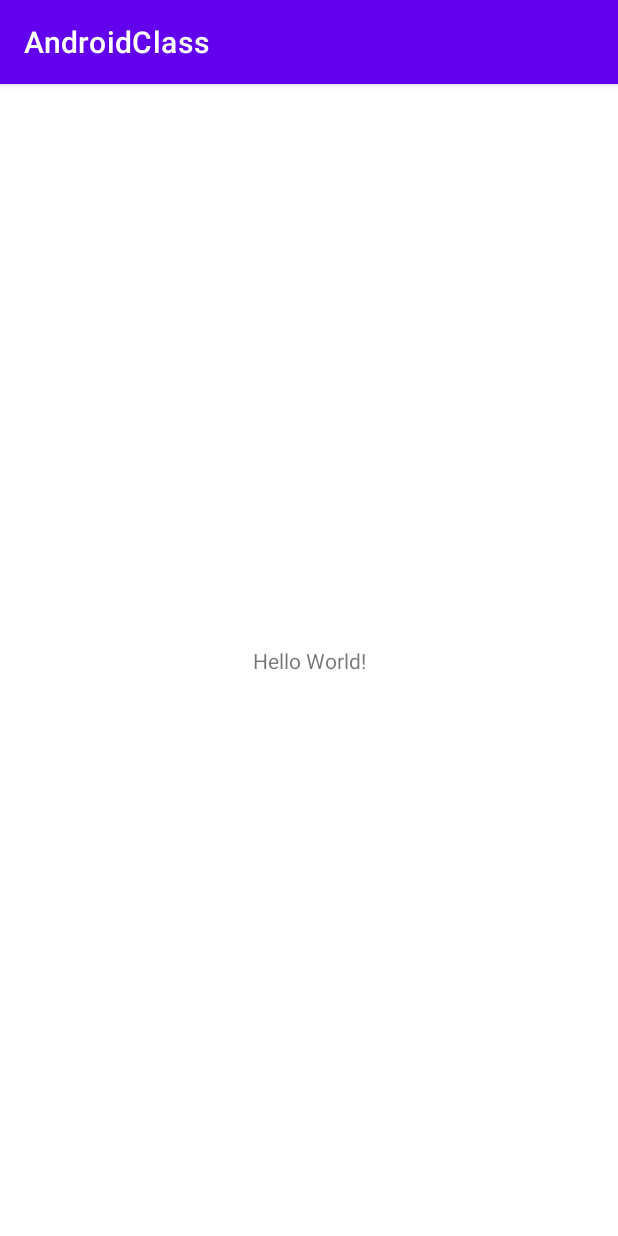
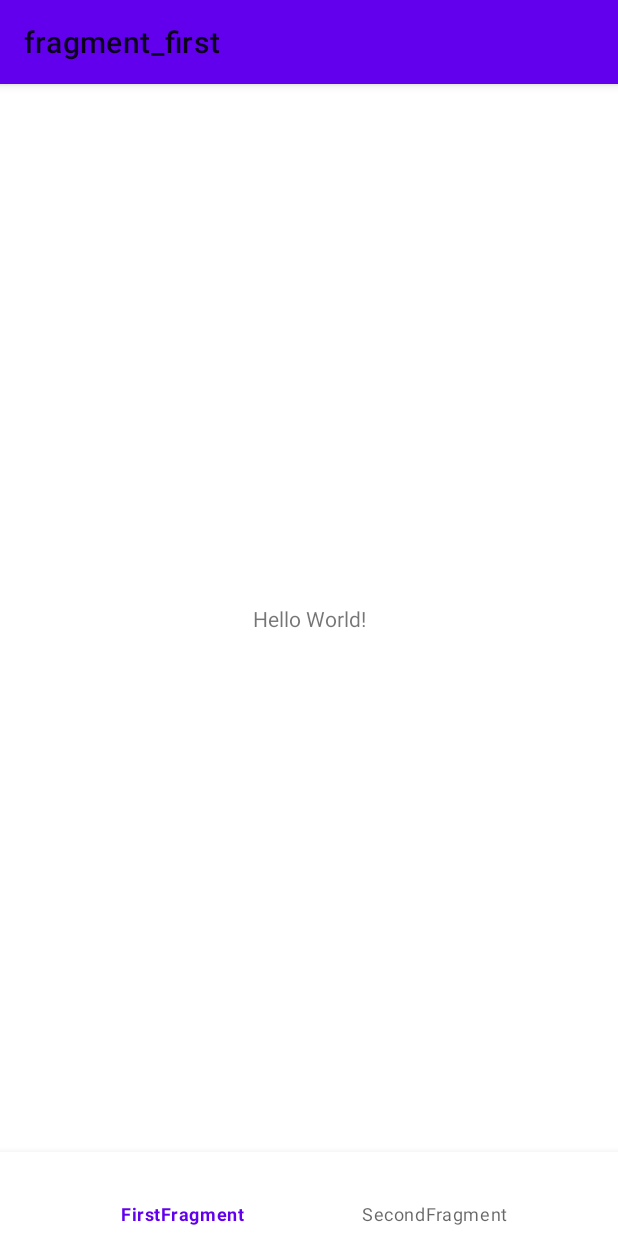
Before and after one commit to odnzk/Android-ITIS-1-semester, an Android app: the screen it shows after launch (MainActivity), on a phone screen of 412 x 824 dp. Run offline under Robolectric (Android 15) with nearby library versions, the phone set to English and light mode, and no system bars; our stand-ins replace navigation-ui; 1 statement that could not run was skipped.

Commit message:
Base Fragment and navigation for it

```diff
--- a/app/build.gradle
+++ b/app/build.gradle
@@ -50,4 +50,9 @@ dependencies {
     def glide_version = "4.14.2"
     implementation "com.github.bumptech.glide:glide:$glide_version"
     kapt "com.github.bumptech.glide:compiler:$glide_version"
+
+    // navigation
+    def nav_version = "2.5.3"
+    implementation "androidx.navigation:navigation-fragment-ktx:$nav_version"
+    implementation "androidx.navigation:navigation-ui-ktx:$nav_version"
 }
--- a/app/src/main/java/com/example/androidclass/MainActivity.kt
+++ b/app/src/main/java/com/example/androidclass/MainActivity.kt
@@ -1,11 +1,41 @@
 package com.example.androidclass
 
+import android.os.Bundle
 import androidx.appcompat.app.AppCompatActivity
-import android.os.Bundle
+import androidx.navigation.NavController
+import androidx.navigation.findNavController
+import androidx.navigation.fragment.NavHostFragment
+import androidx.navigation.ui.AppBarConfiguration
+import androidx.navigation.ui.setupActionBarWithNavController
+import androidx.navigation.ui.setupWithNavController
+import com.example.androidclass.databinding.ActivityMainBinding
 
 class MainActivity : AppCompatActivity() {
+    private lateinit var binding: ActivityMainBinding
     override fun onCreate(savedInstanceState: Bundle?) {
         super.onCreate(savedInstanceState)
-        setContentView(R.layout.activity_main)
+        binding = ActivityMainBinding.inflate(layoutInflater)
+        setContentView(binding.root)
+
+        setUpNavigation()
+
+    }
+
+    override fun onSupportNavigateUp() = findNavController(R.id.fragment_container).navigateUp()
+
+    private fun setUpNavigation() {
+        val navHostFragment =
+            supportFragmentManager.findFragmentById(R.id.fragment_container) as NavHostFragment
+        val navController: NavController = navHostFragment.navController
+        val appBarConfiguration = AppBarConfiguration(
+            topLevelDestinationIds = setOf(R.id.firstFragment, R.id.secondFragment),
+            fallbackOnNavigateUpListener = ::onSupportNavigateUp
+        )
+        binding.bottomNav.setupWithNavController(navController)
+        setSupportActionBar(binding.toolbar)
+        setupActionBarWithNavController(
+            navController = navController,
+            configuration = appBarConfiguration
+        )
     }
 }
--- /dev/null
+++ b/app/src/main/java/com/example/androidclass/fragments/FirstFragment.kt
@@ -0,0 +1,23 @@
+package com.example.androidclass.fragments
+
+import android.os.Bundle
+import android.view.LayoutInflater
+import android.view.View
+import android.view.ViewGroup
+import androidx.fragment.app.Fragment
+import com.example.androidclass.R
+import com.example.androidclass.databinding.FragmentFirstBinding
+
+class FirstFragment : Fragment(R.layout.fragment_first) {
+    private var _binding: FragmentFirstBinding? = null
+    private val binding: FragmentFirstBinding get() = _binding!!
+
+    override fun onCreateView(
+        inflater: LayoutInflater,
+        container: ViewGroup?,
+        savedInstanceState: Bundle?
+    ): View {
+        _binding = FragmentFirstBinding.inflate(inflater, container, false)
+        return binding.root
+    }
+}
--- /dev/null
+++ b/app/src/main/java/com/example/androidclass/fragments/SecondFragment.kt
@@ -0,0 +1,23 @@
+package com.example.androidclass.fragments
+
+import android.os.Bundle
+import android.view.LayoutInflater
+import android.view.View
+import android.view.ViewGroup
+import androidx.fragment.app.Fragment
+import com.example.androidclass.R
+import com.example.androidclass.databinding.FragmentSecondBinding
+
+class SecondFragment : Fragment(R.layout.fragment_first) {
+    private var _binding: FragmentSecondBinding? = null
+    private val binding: FragmentSecondBinding get() = _binding!!
+
+    override fun onCreateView(
+        inflater: LayoutInflater,
+        container: ViewGroup?,
+        savedInstanceState: Bundle?
+    ): View {
+        _binding = FragmentSecondBinding.inflate(inflater, container, false)
+        return binding.root
+    }
+}
--- a/app/src/main/res/layout/activity_main.xml
+++ b/app/src/main/res/layout/activity_main.xml
@@ -1,18 +1,46 @@
 <?xml version="1.0" encoding="utf-8"?>
 <androidx.constraintlayout.widget.ConstraintLayout xmlns:android="http://schemas.android.com/apk/res/android"
-    xmlns:app="http://schemas.android.com/apk/res-auto"
     xmlns:tools="http://schemas.android.com/tools"
     android:layout_width="match_parent"
     android:layout_height="match_parent"
+    xmlns:app="http://schemas.android.com/apk/res-auto"
     tools:context=".MainActivity">
 
-    <TextView
-        android:layout_width="wrap_content"
+    <com.google.android.material.appbar.AppBarLayout
+        android:id="@+id/app_bar"
+        android:layout_width="match_parent"
+        android:layout_height="56dp"
+        app:layout_constraintEnd_toEndOf="parent"
+        app:layout_constraintStart_toStartOf="parent"
+        app:layout_constraintTop_toTopOf="parent">
+
+        <androidx.appcompat.widget.Toolbar
+            android:id="@+id/toolbar"
+            android:layout_width="match_parent"
+            android:layout_height="56dp" />
+    </com.google.android.material.appbar.AppBarLayout>
+
+    <androidx.fragment.app.FragmentContainerView
+        android:id="@+id/fragment_container"
+        android:name="androidx.navigation.fragment.NavHostFragment"
+        android:layout_width="0dp"
+        android:layout_height="0dp"
+        app:defaultNavHost="true"
+        app:layout_constraintBottom_toTopOf="@id/bottom_nav"
+        app:layout_constraintEnd_toEndOf="parent"
+        app:layout_constraintStart_toStartOf="parent"
+        app:layout_constraintTop_toBottomOf="@id/app_bar"
+        app:navGraph="@navigation/nav_graph"
+        tools:layout="@layout/fragment_first" />
+
+    <com.google.android.material.bottomnavigation.BottomNavigationView
+        android:id="@+id/bottom_nav"
+        android:layout_width="match_parent"
+        app:layout_constraintBottom_toBottomOf="parent"
         android:layout_height="wrap_content"
-        android:text="Hello World!"
-        app:layout_constraintBottom_toBottomOf="parent"
-        app:layout_constraintLeft_toLeftOf="parent"
-        app:layout_constraintRight_toRightOf="parent"
-        app:layout_constraintTop_toTopOf="parent" />
+        app:labelVisibilityMode="labeled"
+        app:layout_constraintEnd_toEndOf="parent"
+        app:layout_constraintStart_toStartOf="parent"
+        app:menu="@menu/bottom_nav_menu" />
 
 </androidx.constraintlayout.widget.ConstraintLayout>
--- /dev/null
+++ b/app/src/main/res/layout/fragment_first.xml
@@ -0,0 +1,18 @@
+<?xml version="1.0" encoding="utf-8"?>
+<androidx.constraintlayout.widget.ConstraintLayout xmlns:android="http://schemas.android.com/apk/res/android"
+    xmlns:app="http://schemas.android.com/apk/res-auto"
+    xmlns:tools="http://schemas.android.com/tools"
+    android:layout_width="match_parent"
+    android:layout_height="match_parent"
+    tools:context=".fragments.FirstFragment">
+
+    <TextView
+        android:layout_width="wrap_content"
+        android:layout_height="wrap_content"
+        android:text="Hello World!"
+        app:layout_constraintBottom_toBottomOf="parent"
+        app:layout_constraintLeft_toLeftOf="parent"
+        app:layout_constraintRight_toRightOf="parent"
+        app:layout_constraintTop_toTopOf="parent" />
+
+</androidx.constraintlayout.widget.ConstraintLayout>
--- /dev/null
+++ b/app/src/main/res/layout/fragment_second.xml
@@ -0,0 +1,18 @@
+<?xml version="1.0" encoding="utf-8"?>
+<androidx.constraintlayout.widget.ConstraintLayout xmlns:android="http://schemas.android.com/apk/res/android"
+    xmlns:app="http://schemas.android.com/apk/res-auto"
+    xmlns:tools="http://schemas.android.com/tools"
+    android:layout_width="match_parent"
+    android:layout_height="match_parent"
+    tools:context=".fragments.SecondFragment">
+
+    <TextView
+        android:layout_width="wrap_content"
+        android:layout_height="wrap_content"
+        android:text="Hello World!"
+        app:layout_constraintBottom_toBottomOf="parent"
+        app:layout_constraintLeft_toLeftOf="parent"
+        app:layout_constraintRight_toRightOf="parent"
+        app:layout_constraintTop_toTopOf="parent" />
+
+</androidx.constraintlayout.widget.ConstraintLayout>
--- /dev/null
+++ b/app/src/main/res/menu/bottom_nav_menu.xml
@@ -0,0 +1,16 @@
+<?xml version="1.0" encoding="utf-8"?>
+<menu xmlns:android="http://schemas.android.com/apk/res/android"
+    xmlns:app="http://schemas.android.com/apk/res-auto">
+
+    <item
+        android:id="@+id/firstFragment"
+        android:title="@string/firstfragment"
+        app:showAsAction="ifRoom" />
+
+    <item
+        android:id="@+id/secondFragment"
+        android:title="@string/secondfragment"
+        app:showAsAction="ifRoom" />
+
+
+</menu>
--- /dev/null
+++ b/app/src/main/res/navigation/nav_graph.xml
@@ -0,0 +1,18 @@
+<?xml version="1.0" encoding="utf-8"?>
+<navigation xmlns:android="http://schemas.android.com/apk/res/android"
+    xmlns:app="http://schemas.android.com/apk/res-auto"
+    xmlns:tools="http://schemas.android.com/tools"
+    android:id="@+id/nav_graph"
+    app:startDestination="@id/firstFragment">
+
+    <fragment
+        android:id="@+id/firstFragment"
+        android:name="com.example.androidclass.fragments.FirstFragment"
+        android:label="fragment_first"
+        tools:layout="@layout/fragment_first" />
+    <fragment
+        android:id="@+id/secondFragment"
+        android:name="com.example.androidclass.fragments.SecondFragment"
+        android:label="fragment_second"
+        tools:layout="@layout/fragment_second" />
+</navigation>
--- a/app/src/main/res/values/strings.xml
+++ b/app/src/main/res/values/strings.xml
@@ -1,3 +1,5 @@
 <resources>
     <string name="app_name">AndroidClass</string>
+    <string name="firstfragment">FirstFragment</string>
+    <string name="secondfragment">SecondFragment</string>
 </resources>
--- a/app/src/main/res/values/themes.xml
+++ b/app/src/main/res/values/themes.xml
@@ -1,6 +1,6 @@
 <resources xmlns:tools="http://schemas.android.com/tools">
     <!-- Base application theme. -->
-    <style name="Theme.AndroidClass" parent="Theme.MaterialComponents.DayNight.DarkActionBar">
+    <style name="Theme.AndroidClass" parent="Theme.MaterialComponents.DayNight.NoActionBar">
         <!-- Primary brand color. -->
         <item name="colorPrimary">@color/purple_500</item>
         <item name="colorPrimaryVariant">@color/purple_700</item>
```
